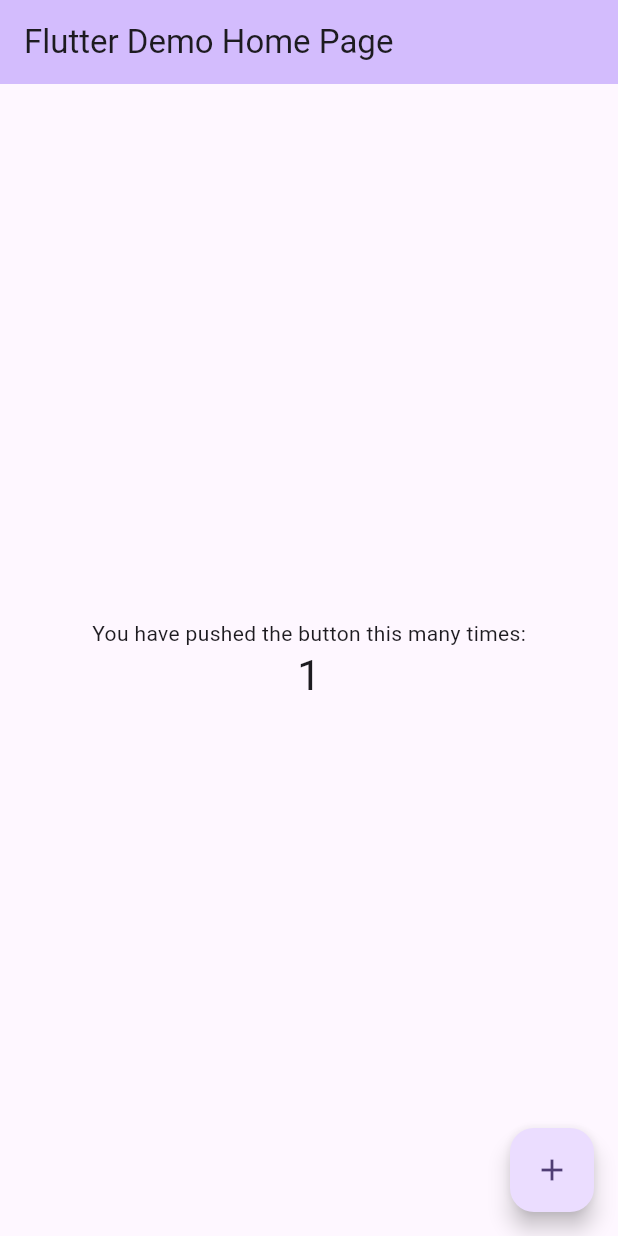
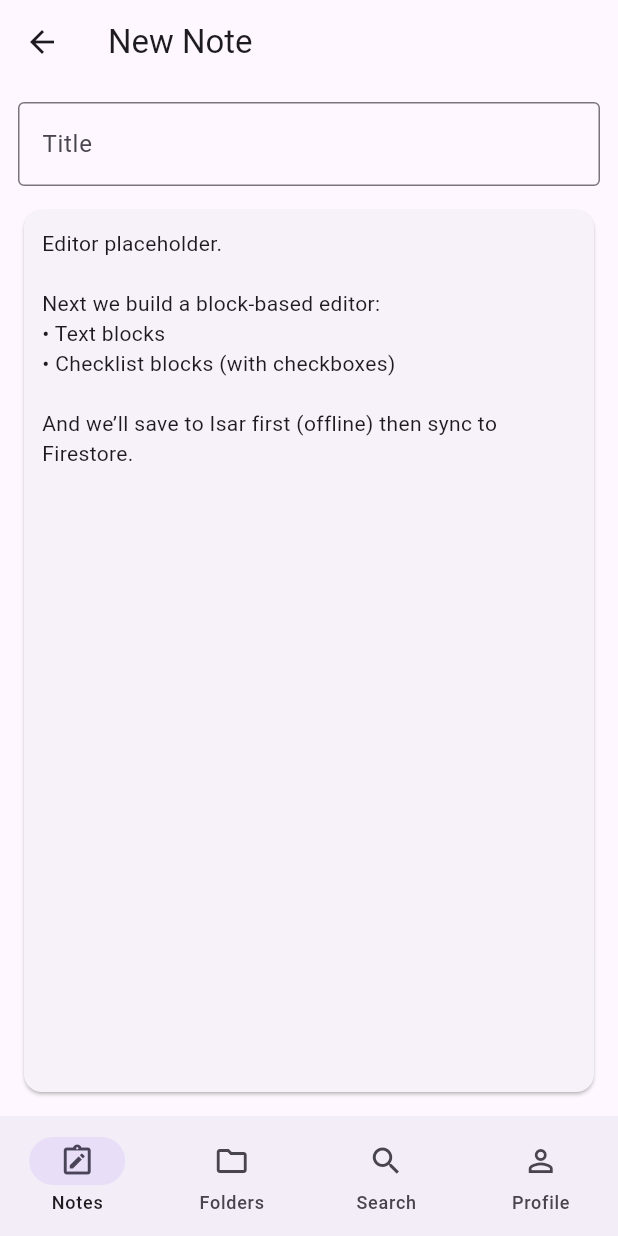
Before and after one commit to Pipo05/taskax-notes, a Flutter app: the screen it shows after launch, after a tap on the "add" icon, on a phone screen of 412 x 824 dp. Run offline on Flutter 3.47's test engine with Material 3 defaults, Android fonts, the light colour scheme and no system bars; our stand-ins replace flutter_riverpod, go_router.

Commit message:
feat: add app shell with navigation and base pages

```diff
--- /dev/null
+++ b/lib/app/app.dart
@@ -0,0 +1,23 @@
+import 'package:flutter/material.dart';
+import 'package:flutter_riverpod/flutter_riverpod.dart';
+
+import 'router.dart';
+import 'theme.dart';
+
+class TaskaxNotesApp extends ConsumerWidget {
+  const TaskaxNotesApp({super.key});
+
+  @override
+  Widget build(BuildContext context, WidgetRef ref) {
+    final router = ref.watch(appRouterProvider);
+
+    return MaterialApp.router(
+      title: 'Taskax Notes',
+      debugShowCheckedModeBanner: false,
+      theme: buildLightTheme(),
+      darkTheme: buildDarkTheme(),
+      themeMode: ThemeMode.system,
+      routerConfig: router,
+    );
+  }
+}
--- /dev/null
+++ b/lib/app/router.dart
@@ -0,0 +1,57 @@
+import 'package:flutter_riverpod/flutter_riverpod.dart';
+import 'package:go_router/go_router.dart';
+
+import '../core/widgets/app_scaffold.dart';
+import '../features/folders/presentation/folders_page.dart';
+import '../features/notes/presentation/note_editor_page.dart';
+import '../features/notes/presentation/notes_list_page.dart';
+import '../features/profile/presentation/profile_page.dart';
+import '../features/search/presentation/search_page.dart';
+
+final appRouterProvider = Provider<GoRouter>((ref) {
+  return GoRouter(
+    initialLocation: '/notes',
+    routes: [
+      ShellRoute(
+        builder: (context, state, child) => AppScaffold(child: child),
+        routes: [
+          GoRoute(
+            path: '/notes',
+            name: 'notes',
+            builder: (context, state) => const NotesListPage(),
+            routes: [
+              GoRoute(
+                path: 'new',
+                name: 'note_new',
+                builder: (context, state) => const NoteEditorPage(noteId: null),
+              ),
+              GoRoute(
+                path: ':id',
+                name: 'note_edit',
+                builder: (context, state) {
+                  final id = state.pathParameters['id']!;
+                  return NoteEditorPage(noteId: id);
+                },
+              ),
+            ],
+          ),
+          GoRoute(
+            path: '/folders',
+            name: 'folders',
+            builder: (context, state) => const FoldersPage(),
+          ),
+          GoRoute(
+            path: '/search',
+            name: 'search',
+            builder: (context, state) => const SearchPage(),
+          ),
+          GoRoute(
+            path: '/profile',
+            name: 'profile',
+            builder: (context, state) => const ProfilePage(),
+          ),
+        ],
+      ),
+    ],
+  );
+});
--- /dev/null
+++ b/lib/app/theme.dart
@@ -0,0 +1,27 @@
+import 'package:flutter/material.dart';
+
+ThemeData buildLightTheme() {
+  final base = ThemeData.light(useMaterial3: true);
+  return base.copyWith(
+    colorScheme: base.colorScheme.copyWith(
+      primary: Colors.black,
+      secondary: Colors.blueGrey,
+    ),
+    appBarTheme: const AppBarTheme(
+      centerTitle: false,
+    ),
+  );
+}
+
+ThemeData buildDarkTheme() {
+  final base = ThemeData.dark(useMaterial3: true);
+  return base.copyWith(
+    colorScheme: base.colorScheme.copyWith(
+      primary: Colors.white,
+      secondary: Colors.blueGrey,
+    ),
+    appBarTheme: const AppBarTheme(
+      centerTitle: false,
+    ),
+  );
+}
--- /dev/null
+++ b/lib/core/widgets/app_scaffold.dart
@@ -0,0 +1,52 @@
+import 'package:flutter/material.dart';
+import 'package:go_router/go_router.dart';
+
+class AppScaffold extends StatelessWidget {
+  final Widget child;
+  const AppScaffold({super.key, required this.child});
+
+  int _indexFromLocation(String location) {
+    if (location.startsWith('/notes')) return 0;
+    if (location.startsWith('/folders')) return 1;
+    if (location.startsWith('/search')) return 2;
+    if (location.startsWith('/profile')) return 3;
+    return 0;
+    }
+
+  void _onTap(BuildContext context, int index) {
+    switch (index) {
+      case 0:
+        context.go('/notes');
+        break;
+      case 1:
+        context.go('/folders');
+        break;
+      case 2:
+        context.go('/search');
+        break;
+      case 3:
+        context.go('/profile');
+        break;
+    }
+  }
+
+  @override
+  Widget build(BuildContext context) {
+    final location = GoRouterState.of(context).uri.toString();
+    final index = _indexFromLocation(location);
+
+    return Scaffold(
+      body: child,
+      bottomNavigationBar: NavigationBar(
+        selectedIndex: index,
+        onDestinationSelected: (i) => _onTap(context, i),
+        destinations: const [
+          NavigationDestination(icon: Icon(Icons.note_alt_outlined), label: 'Notes'),
+          NavigationDestination(icon: Icon(Icons.folder_outlined), label: 'Folders'),
+          NavigationDestination(icon: Icon(Icons.search), label: 'Search'),
+          NavigationDestination(icon: Icon(Icons.person_outline), label: 'Profile'),
+        ],
+      ),
+    );
+  }
+}
--- /dev/null
+++ b/lib/features/folders/presentation/folders_page.dart
@@ -0,0 +1,13 @@
+import 'package:flutter/material.dart';
+
+class FoldersPage extends StatelessWidget {
+  const FoldersPage({super.key});
+
+  @override
+  Widget build(BuildContext context) {
+    return Scaffold(
+      appBar: AppBar(title: const Text('Folders')),
+      body: const Center(child: Text('Folders (coming next)')),
+    );
+  }
+}
--- /dev/null
+++ b/lib/features/notes/presentation/note_editor_page.dart
@@ -0,0 +1,47 @@
+import 'package:flutter/material.dart';
+
+class NoteEditorPage extends StatelessWidget {
+  final String? noteId; // null means "new"
+  const NoteEditorPage({super.key, required this.noteId});
+
+  @override
+  Widget build(BuildContext context) {
+    final isNew = noteId == null;
+
+    return Scaffold(
+      appBar: AppBar(
+        title: Text(isNew ? 'New Note' : 'Edit Note'),
+      ),
+      body: Padding(
+        padding: const EdgeInsets.all(12),
+        child: Column(
+          children: [
+            TextField(
+              decoration: const InputDecoration(
+                hintText: 'Title',
+                border: OutlineInputBorder(),
+              ),
+            ),
+            const SizedBox(height: 12),
+            Expanded(
+              child: Card(
+                child: ListView(
+                  padding: const EdgeInsets.all(12),
+                  children: const [
+                    Text(
+                      'Editor placeholder.\n\n'
+                      'Next we build a block-based editor:\n'
+                      '• Text blocks\n'
+                      '• Checklist blocks (with checkboxes)\n\n'
+                      'And we’ll save to Isar first (offline) then sync to Firestore.',
+                    ),
+                  ],
+                ),
+              ),
+            ),
+          ],
+        ),
+      ),
+    );
+  }
+}
--- /dev/null
+++ b/lib/features/notes/presentation/notes_list_page.dart
@@ -0,0 +1,55 @@
+import 'package:flutter/material.dart';
+import 'package:go_router/go_router.dart';
+
+class NotesListPage extends StatelessWidget {
+  const NotesListPage({super.key});
+
+  @override
+  Widget build(BuildContext context) {
+    return Scaffold(
+      appBar: AppBar(title: const Text('Taskax Notes')),
+      floatingActionButton: FloatingActionButton(
+        onPressed: () => context.go('/notes/new'),
+        child: const Icon(Icons.add),
+      ),
+      body: ListView(
+        padding: const EdgeInsets.all(12),
+        children: [
+          _NoteTile(
+            title: 'Welcome to Taskax Notes',
+            subtitle: 'Tap to edit (placeholder)',
+            onTap: () => context.go('/notes/demo-note-id'),
+          ),
+          const SizedBox(height: 8),
+          const Text(
+            'Next: we’ll replace this list with Isar-backed notes + sync.',
+          ),
+        ],
+      ),
+    );
+  }
+}
+
+class _NoteTile extends StatelessWidget {
+  final String title;
+  final String subtitle;
+  final VoidCallback onTap;
+
+  const _NoteTile({
+    required this.title,
+    required this.subtitle,
+    required this.onTap,
+  });
+
+  @override
+  Widget build(BuildContext context) {
+    return Card(
+      child: ListTile(
+        title: Text(title),
+        subtitle: Text(subtitle),
+        onTap: onTap,
+        trailing: const Icon(Icons.chevron_right),
+      ),
+    );
+  }
+}
--- /dev/null
+++ b/lib/features/profile/presentation/profile_page.dart
@@ -0,0 +1,13 @@
+import 'package:flutter/material.dart';
+
+class ProfilePage extends StatelessWidget {
+  const ProfilePage({super.key});
+
+  @override
+  Widget build(BuildContext context) {
+    return Scaffold(
+      appBar: AppBar(title: const Text('Profile')),
+      body: const Center(child: Text('Profile + Sign-in (coming next)')),
+    );
+  }
+}
--- /dev/null
+++ b/lib/features/search/presentation/search_page.dart
@@ -0,0 +1,13 @@
+import 'package:flutter/material.dart';
+
+class SearchPage extends StatelessWidget {
+  const SearchPage({super.key});
+
+  @override
+  Widget build(BuildContext context) {
+    return Scaffold(
+      appBar: AppBar(title: const Text('Search')),
+      body: const Center(child: Text('Search (coming next)')),
+    );
+  }
+}
--- a/lib/main.dart
+++ b/lib/main.dart
@@ -1,122 +1,9 @@
 import 'package:flutter/material.dart';
+import 'package:flutter_riverpod/flutter_riverpod.dart';
+
+import 'app/app.dart';
 
 void main() {
-  runApp(const MyApp());
+  WidgetsFlutterBinding.ensureInitialized();
+  runApp(const ProviderScope(child: TaskaxNotesApp()));
 }
-
-class MyApp extends StatelessWidget {
-  const MyApp({super.key});
-
-  // This widget is the root of your application.
-  @override
-  Widget build(BuildContext context) {
-    return MaterialApp(
-      title: 'Flutter Demo',
-      theme: ThemeData(
-        // This is the theme of your application.
-        //
-        // TRY THIS: Try running your application with "flutter run". You'll see
-        // the application has a purple toolbar. Then, without quitting the app,
-        // try changing the seedColor in the colorScheme below to Colors.green
-        // and then invoke "hot reload" (save your changes or press the "hot
-        // reload" button in a Flutter-supported IDE, or press "r" if you used
-        // the command line to start the app).
-        //
-        // Notice that the counter didn't reset back to zero; the application
-        // state is not lost during the reload. To reset the state, use hot
-        // restart instead.
-        //
-        // This works for code too, not just values: Most code changes can be
-        // tested with just a hot reload.
-        colorScheme: .fromSeed(seedColor: Colors.deepPurple),
-      ),
-      home: const MyHomePage(title: 'Flutter Demo Home Page'),
-    );
-  }
-}
-
-class MyHomePage extends StatefulWidget {
-  const MyHomePage({super.key, required this.title});
-
-  // This widget is the home page of your application. It is stateful, meaning
-  // that it has a State object (defined below) that contains fields that affect
-  // how it looks.
-
-  // This class is the configuration for the state. It holds the values (in this
-  // case the title) provided by the parent (in this case the App widget) and
-  // used by the build method of the State. Fields in a Widget subclass are
-  // always marked "final".
-
-  final String title;
-
-  @override
-  State<MyHomePage> createState() => _MyHomePageState();
-}
-
-class _MyHomePageState extends State<MyHomePage> {
-  int _counter = 0;
-
-  void _incrementCounter() {
-    setState(() {
-      // This call to setState tells the Flutter framework that something has
-      // changed in this State, which causes it to rerun the build method below
-      // so that the display can reflect the updated values. If we changed
-      // _counter without calling setState(), then the build method would not be
-      // called again, and so nothing would appear to happen.
-      _counter++;
-    });
-  }
-
-  @override
-  Widget build(BuildContext context) {
-    // This method is rerun every time setState is called, for instance as done
-    // by the _incrementCounter method above.
-    //
-    // The Flutter framework has been optimized to make rerunning build methods
-    // fast, so that you can just rebuild anything that needs updating rather
-    // than having to individually change instances of widgets.
-    return Scaffold(
-      appBar: AppBar(
-        // TRY THIS: Try changing the color here to a specific color (to
-        // Colors.amber, perhaps?) and trigger a hot reload to see the AppBar
-        // change color while the other colors stay the same.
-        backgroundColor: Theme.of(context).colorScheme.inversePrimary,
-        // Here we take the value from the MyHomePage object that was created by
-        // the App.build method, and use it to set our appbar title.
-        title: Text(widget.title),
-      ),
-      body: Center(
-        // Center is a layout widget. It takes a single child and positions it
-        // in the middle of the parent.
-        child: Column(
-          // Column is also a layout widget. It takes a list of children and
-          // arranges them vertically. By default, it sizes itself to fit its
-          // children horizontally, and tries to be as tall as its parent.
-          //
-          // Column has various properties to control how it sizes itself and
-          // how it positions its children. Here we use mainAxisAlignment to
-          // center the children vertically; the main axis here is the vertical
-          // axis because Columns are vertical (the cross axis would be
-          // horizontal).
-          //
-          // TRY THIS: Invoke "debug painting" (choose the "Toggle Debug Paint"
-          // action in the IDE, or press "p" in the console), to see the
-          // wireframe for each widget.
-          mainAxisAlignment: .center,
-          children: [
-            const Text('You have pushed the button this many times:'),
-            Text(
-              '$_counter',
-              style: Theme.of(context).textTheme.headlineMedium,
-            ),
-          ],
-        ),
-      ),
-      floatingActionButton: FloatingActionButton(
-        onPressed: _incrementCounter,
-        tooltip: 'Increment',
-        child: const Icon(Icons.add),
-      ),
-    );
-  }
-}
--- a/pubspec.yaml
+++ b/pubspec.yaml
@@ -34,6 +34,9 @@ dependencies:
   # The following adds the Cupertino Icons font to your application.
   # Use with the CupertinoIcons class for iOS style icons.
   cupertino_icons: ^1.0.8
+  flutter_riverpod: ^2.6.1
+  go_router: ^14.6.2
+
 
 dev_dependencies:
   flutter_test:
@@ -56,6 +59,9 @@ flutter:
   # included with your application, so that you can use the icons in
   # the material Icons class.
   uses-material-design: true
+
+
+
 
   # To add assets to your application, add an assets section, like this:
   # assets:
```
Also changed, not shown: pubspec.lock.
